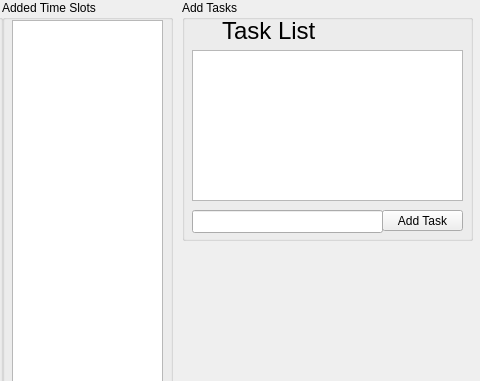
Old version of the form EventPlanner/eventadminmode.ui in the repository lanegramling/EventPlanner_Project; both pictures show x 538 to 1018 and y 0 to 381 of the 1018 by 595 pixel window.
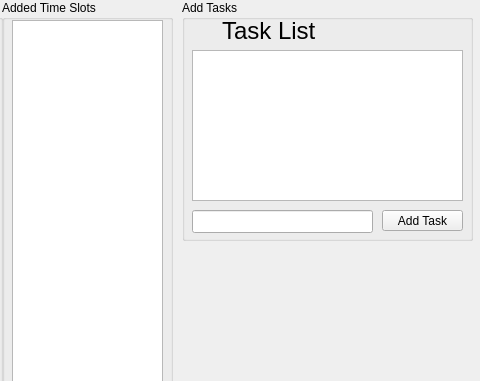
New version of the form.

Commit message: Slight format changes

Diff of the .ui file:
```diff
--- a/EventPlanner/eventadminmode.ui
+++ b/EventPlanner/eventadminmode.ui
@@ -299,7 +299,7 @@
       <rect>
        <x>10</x>
        <y>210</y>
-       <width>191</width>
+       <width>181</width>
        <height>23</height>
       </rect>
      </property>
```
Left out of the diff: 2 changed lines with no effect on the pictures.
